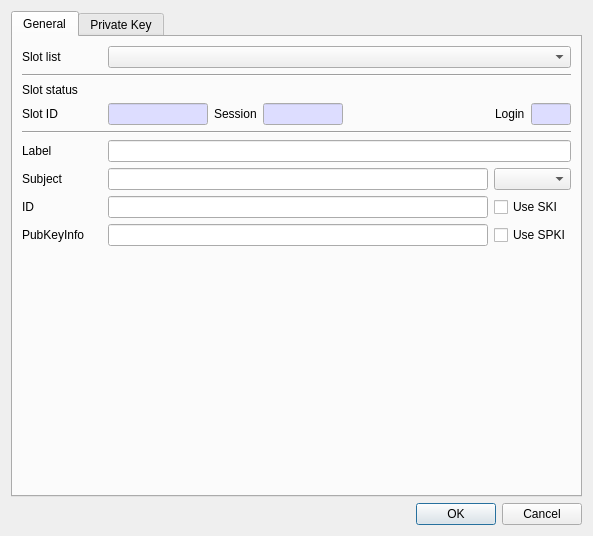
Before: the Qt Designer form CryptokiMan/create_rsa_pri_key_dlg.ui in jykim74/CryptokiMan, drawn with Qt 5.
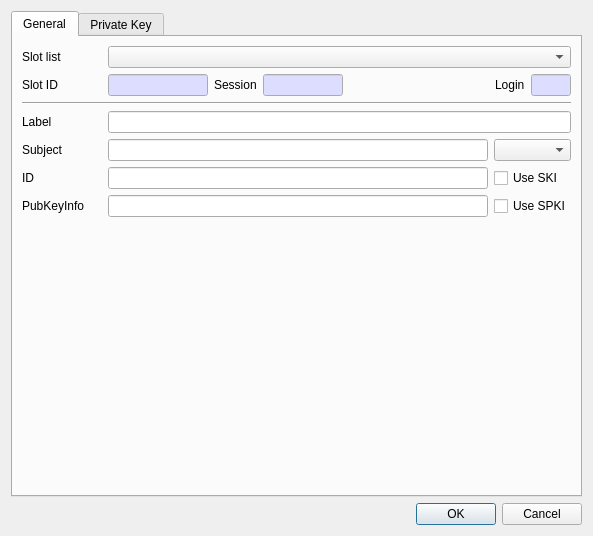
After: the same form once the commit is applied. The open tabs and pages were chosen to show the change.

```diff
--- a/CryptokiMan/create_rsa_pri_key_dlg.ui
+++ b/CryptokiMan/create_rsa_pri_key_dlg.ui
@@ -54,20 +54,6 @@
          </item>
         </layout>
        </item>
-       <item>
-        <widget class="Line" name="line">
-         <property name="orientation">
-          <enum>Qt::Horizontal</enum>
-         </property>
-        </widget>
-       </item>
-       <item>
-        <widget class="QLabel" name="label_2">
-         <property name="text">
-          <string>Slot status</string>
-         </property>
-        </widget>
-       </item>
        <item>
         <layout class="QGridLayout" name="gridLayout_3">
          <property name="topMargin">
```
Left out of the diff: 2 changed lines with no effect on the pictures.
